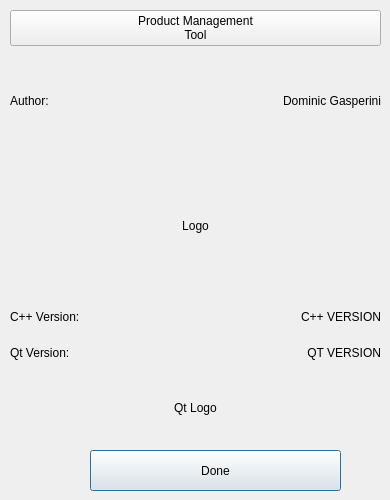
The window that AboutDlg.ui (dom-gasperini/CC-Product-Management-Tool) describes before a commit, drawn with Qt 5.
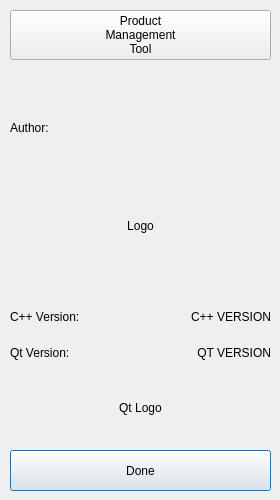
The same window after the commit.

Diff of the .ui file:
```diff
--- a/AboutDlg.ui
+++ b/AboutDlg.ui
@@ -6,19 +6,19 @@
    <rect>
     <x>0</x>
     <y>0</y>
-    <width>390</width>
+    <width>280</width>
     <height>500</height>
    </rect>
   </property>
   <property name="minimumSize">
    <size>
-    <width>390</width>
+    <width>280</width>
     <height>500</height>
    </size>
   </property>
   <property name="maximumSize">
    <size>
-    <width>390</width>
+    <width>280</width>
     <height>500</height>
    </size>
   </property>
@@ -28,9 +28,9 @@
   <widget class="QPushButton" name="exitBtn">
    <property name="geometry">
     <rect>
-     <x>90</x>
+     <x>10</x>
      <y>450</y>
-     <width>251</width>
+     <width>261</width>
      <height>41</height>
     </rect>
    </property>
@@ -43,7 +43,7 @@
     <rect>
      <x>10</x>
      <y>10</y>
-     <width>371</width>
+     <width>261</width>
      <height>431</height>
     </rect>
    </property>
@@ -56,11 +56,28 @@
          <string notr="true">font: 500 oblique 25pt &quot;DejaVu Sans&quot;;</string>
         </property>
         <property name="text">
-         <string>Product Management 
+         <string>Product 
+Management 
 Tool</string>
         </property>
        </widget>
       </item>
+      <item>
+       <spacer name="verticalSpacer">
+        <property name="orientation">
+         <enum>Qt::Vertical</enum>
+        </property>
+        <property name="sizeType">
+         <enum>QSizePolicy::Minimum</enum>
+        </property>
+        <property name="sizeHint" stdset="0">
+         <size>
+          <width>20</width>
+          <height>40</height>
+         </size>
+        </property>
+       </spacer>
+      </item>
       <item>
        <layout class="QGridLayout" name="gridLayout">
         <item row="0" column="0">
@@ -76,7 +93,7 @@
         <item row="0" column="1">
          <widget class="QLabel" name="label">
           <property name="text">
-           <string>Dominic Gasperini</string>
+           <string/>
           </property>
           <property name="alignment">
            <set>Qt::AlignRight|Qt::AlignTrailing|Qt::AlignVCenter</set>
```
Left out of the diff: 2 changed lines with no effect on the pictures.
